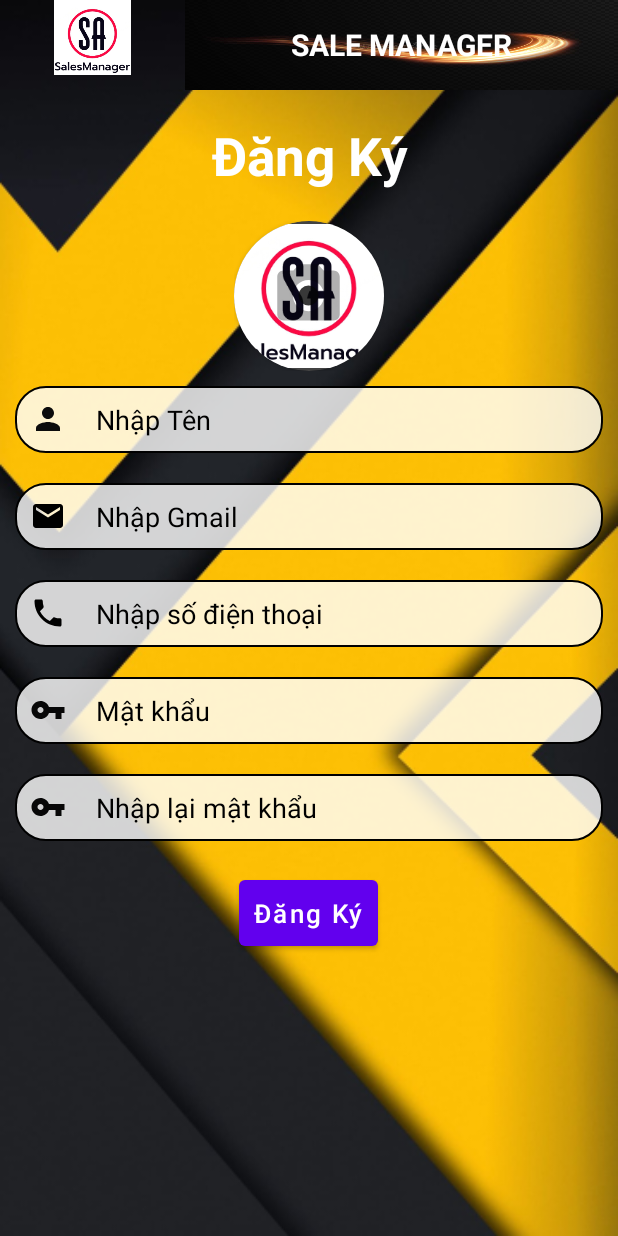
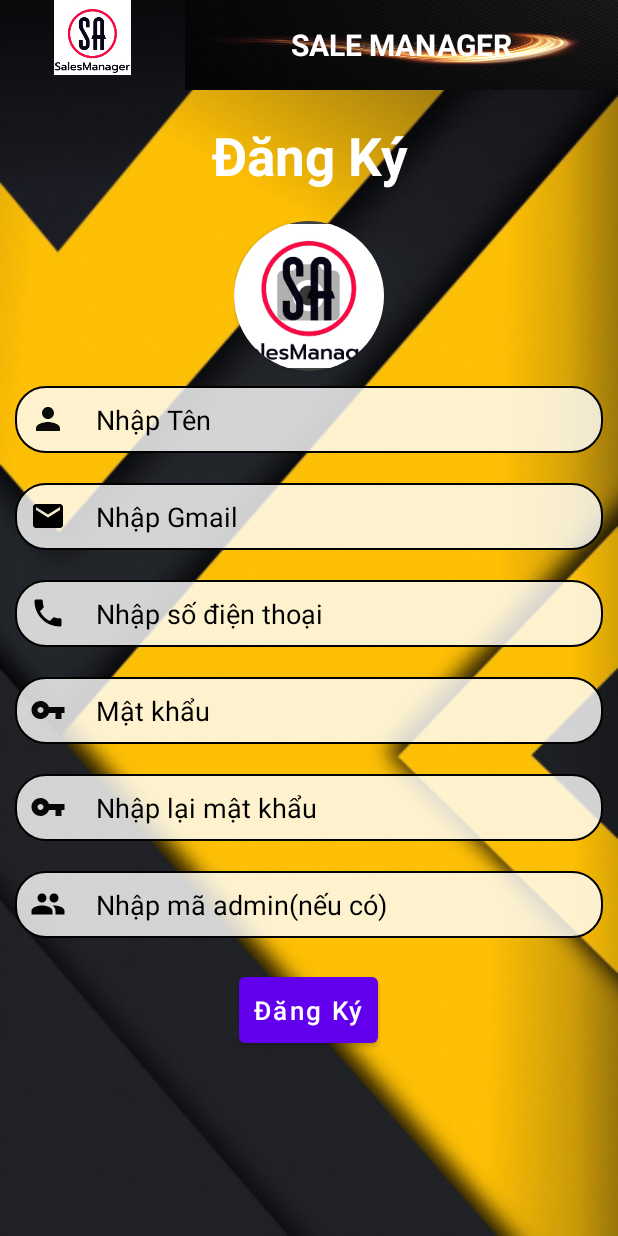
Before and after one commit to lehongquyme/SaleManager, an Android app: the Singup screen opened directly, with no data from a screen before it, on a phone screen of 412 x 824 dp. Run offline under Robolectric (Android 15) with nearby library versions, the phone set to English and light mode, and no system bars; our stand-ins replace Firebase (no records; nobody signed in at launch, a user with empty details on screens opened directly).

Commit message:
commit sm_dev_quy login signup firebase

```diff
--- a/app/src/main/java/com/example/salemanager/Singup.java
+++ b/app/src/main/java/com/example/salemanager/Singup.java
@@ -33,7 +33,7 @@ public class Singup extends AppCompatActivity {
     private static final int PICK_IMAGE_REQUEST = 1;
     String base64;
     Button btncreate;
-    EditText edtname, edtpass, edtrepass, edtphone, edtgmail;
+    EditText edtname, edtpass, edtrepass, edtphone, edtgmail,edtadmin;
     LinearLayout layout;
     ImageView imageView;
     private Uri mImageUri;
@@ -50,6 +50,7 @@ public class Singup extends AppCompatActivity {
         edtrepass = findViewById(R.id.ed_repassword);
         edtphone = findViewById(R.id.ed_phone);
         edtgmail = findViewById(R.id.ed_gmail);
+        edtadmin = findViewById(R.id.ed_admin);
         imageView = findViewById(R.id.id_showimg);
         btncreate.setOnClickListener(v -> {
             createAccount();
@@ -109,6 +110,7 @@ public class Singup extends AppCompatActivity {
         String userName = edtname.getText().toString();
         String phone = edtphone.getText().toString();
         String gmail = edtgmail.getText().toString();
+        String admin = edtadmin.getText().toString();
         String pass = edtpass.getText().toString();
         String repass = edtrepass.getText().toString();
         if (userName.isEmpty() || phone.isEmpty() || gmail.isEmpty() || pass.isEmpty() || repass.isEmpty()) {
@@ -129,6 +131,7 @@ public class Singup extends AppCompatActivity {
                         databaseReference.child("user").child(phone).child("pass").setValue(pass);
                         databaseReference.child("user").child(phone).child("repass").setValue(repass);
                         databaseReference.child("user").child(phone).child("gmail").setValue(gmail);
+                        databaseReference.child("user").child(phone).child("admin").setValue(admin);
 
 
                         startActivity(new Intent(Singup.this, Login.class));
--- a/app/src/main/res/drawable/ic_people.xml
+++ b/app/src/main/res/drawable/ic_people.xml
@@ -3,8 +3,8 @@
     android:height="24dp"
     android:viewportWidth="24"
     android:viewportHeight="24"
-    android:tint="?attr/colorControlNormal">
+>
   <path
-      android:fillColor="@android:color/white"
+      android:fillColor="@color/black"
       android:pathData="M16,11c1.66,0 2.99,-1.34 2.99,-3S17.66,5 16,5c-1.66,0 -3,1.34 -3,3s1.34,3 3,3zM8,11c1.66,0 2.99,-1.34 2.99,-3S9.66,5 8,5C6.34,5 5,6.34 5,8s1.34,3 3,3zM8,13c-2.33,0 -7,1.17 -7,3.5L1,19h14v-2.5c0,-2.33 -4.67,-3.5 -7,-3.5zM16,13c-0.29,0 -0.62,0.02 -0.97,0.05 1.16,0.84 1.97,1.97 1.97,3.45L17,19h6v-2.5c0,-2.33 -4.67,-3.5 -7,-3.5z"/>
 </vector>
--- a/app/src/main/res/layout/activity_login.xml
+++ b/app/src/main/res/layout/activity_login.xml
@@ -153,6 +153,7 @@
             android:textSize="20dp"
             android:layout_height="wrap_content"
             android:text="Kết nối với Google"
+            android:textColor="@color/black"
             android:gravity="center"
             android:layout_weight="8"/>
     </LinearLayout>
@@ -174,6 +175,7 @@
             android:layout_gravity="center"
             android:layout_width="0dp"
             android:textSize="20dp"
+            android:textColor="@color/black"
             android:layout_height="wrap_content"
             android:text="Kết nối với Facebook"
             android:gravity="center"
--- a/app/src/main/res/layout/activity_singup.xml
+++ b/app/src/main/res/layout/activity_singup.xml
@@ -147,6 +147,19 @@ android:layout_gravity="center"
         android:padding="10dp"
         android:textColor="@color/black"
         android:textColorHint="@color/black" />
+    <EditText
+        android:id="@+id/ed_admin"
+        android:layout_width="match_parent"
+        android:layout_height="wrap_content"
+        android:layout_margin="10dp"
+        android:background="@drawable/boderedt"
+        android:drawableLeft="@drawable/ic_people"
+        android:drawablePadding="20dp"
+        android:hint="Nhập mã admin(nếu có)"
+        android:inputType="text"
+        android:padding="10dp"
+        android:textColor="@color/black"
+        android:textColorHint="@color/black" />
 
     <Button
         android:id="@+id/btn_login"
```
Also changed, not shown: app/src/main/res/drawable/ic_baseline_people_outline_24.xml (added, +10 -0 lines).
